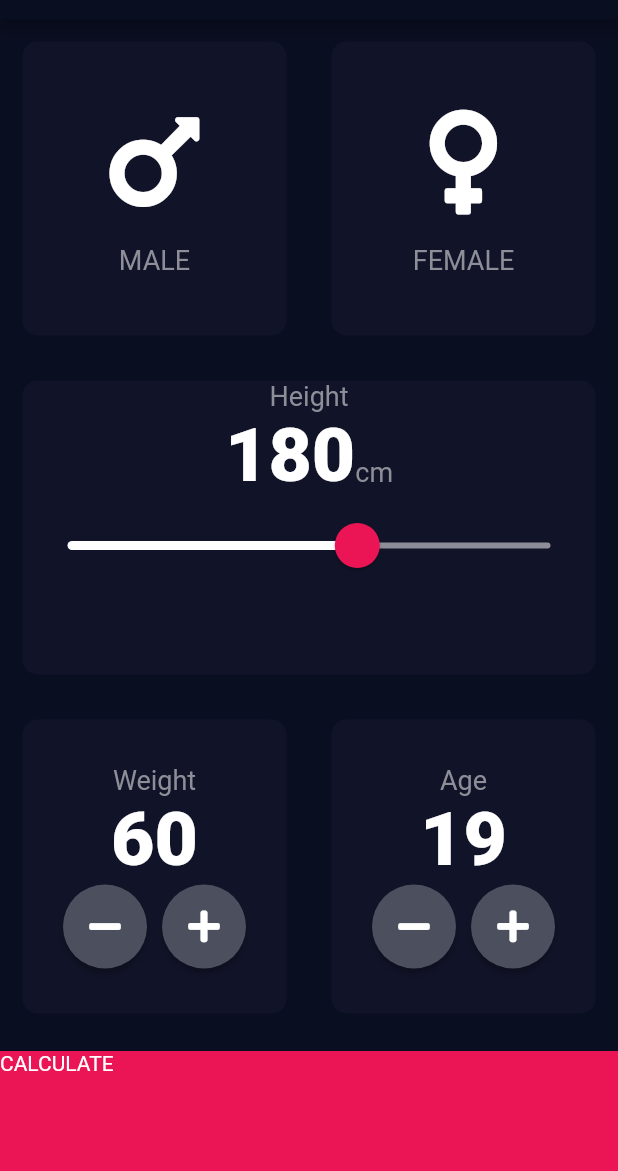
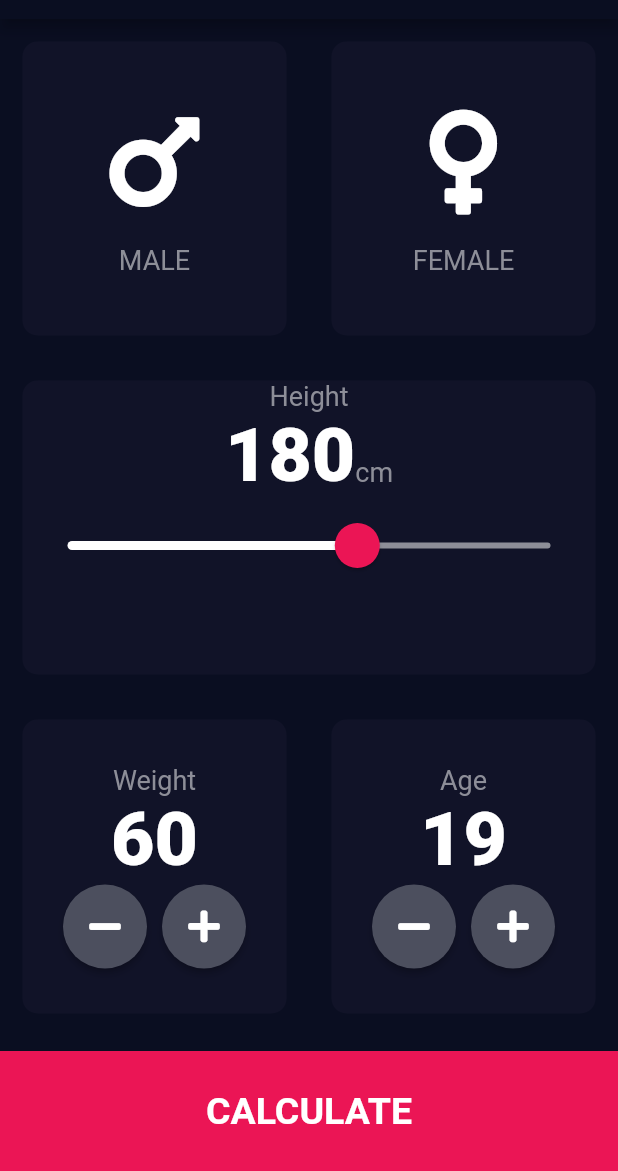
Before and after one commit to Kribas/BMIcalculator, a Flutter app: the screen it shows after launch, on a phone screen of 412 x 824 dp, the part 65-1236 px from its top. Run offline on Flutter 3.47's test engine with Material 2 defaults, Android fonts, the phone set to English and light mode, and no system bars; our stand-ins replace font_awesome_flutter.

Commit message:
made changes

```diff
--- /dev/null
+++ b/lib/components/bottom_button.dart
@@ -0,0 +1,25 @@
+import 'package:flutter/material.dart';
+
+import 'package:bmi_calculator/constants.dart';
+
+class BottomButton extends StatelessWidget {
+  final Function onTap;
+  final String buttonTitle;
+
+  BottomButton({@required this.onTap, @required this.buttonTitle});
+
+  @override
+  Widget build(BuildContext context) {
+    return GestureDetector(
+      onTap: onTap,
+      child: Container(
+        child: Center(child: Text(buttonTitle,style: kLargeButtonTextStyle,)),
+        width: double.infinity,
+        height: kBottomContainerHeight,
+        color: kBottomContainerColor,
+        margin: EdgeInsets.only(top: 10.0),
+
+      ),
+    );
+  }
+}
--- a/lib/card_child.dart
+++ b/lib/components/card_child.dart
@@ -1,5 +1,5 @@
 import 'package:flutter/material.dart';
-import 'constants.dart';
+import 'package:bmi_calculator/constants.dart';
 
 class CardChild extends StatelessWidget {
 
--- /dev/null
+++ b/lib/components/round_icon_button.dart
@@ -0,0 +1,23 @@
+import 'package:flutter/material.dart';
+
+class RoundIconButton extends StatelessWidget {
+
+  final IconData icon;
+  final Function onPressed;
+
+  RoundIconButton({@required this.icon, @required this.onPressed});
+
+  @override
+  Widget build(BuildContext context) {
+    return RawMaterialButton(
+      onPressed: onPressed,
+      shape: CircleBorder(),
+      constraints: BoxConstraints.tightFor(
+        width: 56.0,
+        height: 56.0,
+      ),
+      fillColor: Color(0XFF4C4F5E),
+      child: Icon(icon),
+    );
+  }
+}
--- a/lib/constants.dart
+++ b/lib/constants.dart
@@ -8,3 +8,23 @@ const kBottomContainerColor = Color(0XFFEB1555);
 const kLabelTextStyle =  TextStyle(fontSize: 18,color: Color(0XFF8D8E98));
 
 const kNumberTextStyle = TextStyle(fontSize: 50,fontWeight: FontWeight.w900);
+
+const kLargeButtonTextStyle = TextStyle(
+  fontSize: 25,
+  fontWeight: FontWeight.bold,
+);
+
+const kTitleTextStyle = TextStyle(
+  fontSize: 50.0,
+  fontWeight: FontWeight.bold,
+);
+
+const kResultTextStyle = TextStyle(
+  color: Color(0XFF24D876),
+  fontSize: 22.0,
+  fontWeight: FontWeight.bold
+);
+
+const kBMITextStyle = TextStyle(fontSize: 100,fontWeight: FontWeight.bold);
+
+const kBodyTextStyle = TextStyle(fontSize: 22.0);
--- a/lib/main.dart
+++ b/lib/main.dart
@@ -1,5 +1,5 @@
 import 'package:flutter/material.dart';
-import 'package:bmi_calculator/input_page.dart';
+import 'package:bmi_calculator/pages/input_page.dart';
 
 void main() {
   runApp(BMICalculator());
--- a/lib/input_page.dart
+++ b/lib/pages/input_page.dart
@@ -1,8 +1,11 @@
+import 'package:bmi_calculator/components/round_icon_button.dart';
 import 'package:flutter/material.dart';
 import 'package:font_awesome_flutter/font_awesome_flutter.dart';
-import 'package:bmi_calculator/reusable_card.dart';
-import 'package:bmi_calculator/card_child.dart';
-import 'constants.dart';
+import 'package:bmi_calculator/components/reusable_card.dart';
+import 'package:bmi_calculator/components/card_child.dart';
+import 'package:bmi_calculator/components/bottom_button.dart';
+import '../constants.dart';
+import 'package:bmi_calculator/constants.dart';
 import 'results_page.dart';
 
 
@@ -190,44 +193,14 @@ class _InputPageState extends State<InputPage> {
               ),
             ),
 
-            GestureDetector(
-              onTap: () {
-                Navigator.push(context, MaterialPageRoute(builder: (context) => ResultsPage()));
-              },
-              child: Container(
-                child: Text('CALCULATE'),
-                width: double.infinity,
-                height: kBottomContainerHeight,
-                color: kBottomContainerColor,
-                margin: EdgeInsets.only(top: 10.0),
+            BottomButton(onTap: () {
+              Navigator.push(context, MaterialPageRoute(builder: (context) => ResultsPage()));
 
-              ),
-            )
+            },
+            buttonTitle: 'CALCULATE',)
 
           ],
         )
     );
   }
 }
-
-class RoundIconButton extends StatelessWidget {
-
-  final IconData icon;
-  final Function onPressed;
-
-  RoundIconButton({@required this.icon, @required this.onPressed});
-
-  @override
-  Widget build(BuildContext context) {
-    return RawMaterialButton(
-      onPressed: onPressed,
-      shape: CircleBorder(),
-      constraints: BoxConstraints.tightFor(
-        width: 56.0,
-        height: 56.0,
-      ),
-      fillColor: Color(0XFF4C4F5E),
-      child: Icon(icon),
-    );
-  }
-}
```
Also changed, not shown: lib/pages/results_page.dart (added, +51 -0 lines), lib/results_page.dart (deleted, +0 -13 lines), lib/components/reusable_card.dart (renamed from lib/reusable_card.dart).
